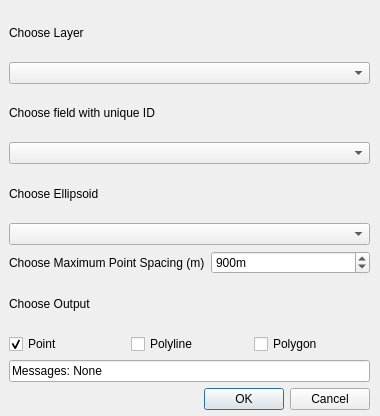
GeoscienceAustralia/GeodesicDensifier, file geodesic_densifier_dialog_base.ui: the form before one commit.
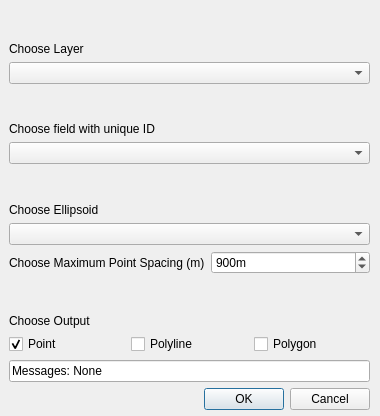
The form after the commit. Custom widgets are drawn as their Qt base class.

Commit message: changed text alignment

Patch:
```diff
--- a/geodesic_densifier_dialog_base.ui
+++ b/geodesic_densifier_dialog_base.ui
@@ -30,6 +30,9 @@
         <property name="text">
          <string>Choose Layer</string>
         </property>
+        <property name="alignment">
+         <set>Qt::AlignBottom|Qt::AlignLeading|Qt::AlignLeft</set>
+        </property>
        </widget>
       </item>
       <item>
@@ -44,6 +47,9 @@
         <property name="text">
          <string>Choose field with unique ID</string>
         </property>
+        <property name="alignment">
+         <set>Qt::AlignBottom|Qt::AlignLeading|Qt::AlignLeft</set>
+        </property>
        </widget>
       </item>
       <item>
@@ -58,6 +64,9 @@
         <property name="text">
          <string>Choose Ellipsoid</string>
         </property>
+        <property name="alignment">
+         <set>Qt::AlignBottom|Qt::AlignLeading|Qt::AlignLeft</set>
+        </property>
        </widget>
       </item>
       <item>
@@ -96,6 +105,9 @@
         <property name="text">
          <string>Choose Output</string>
         </property>
+        <property name="alignment">
+         <set>Qt::AlignBottom|Qt::AlignLeading|Qt::AlignLeft</set>
+        </property>
        </widget>
       </item>
       <item>
```
